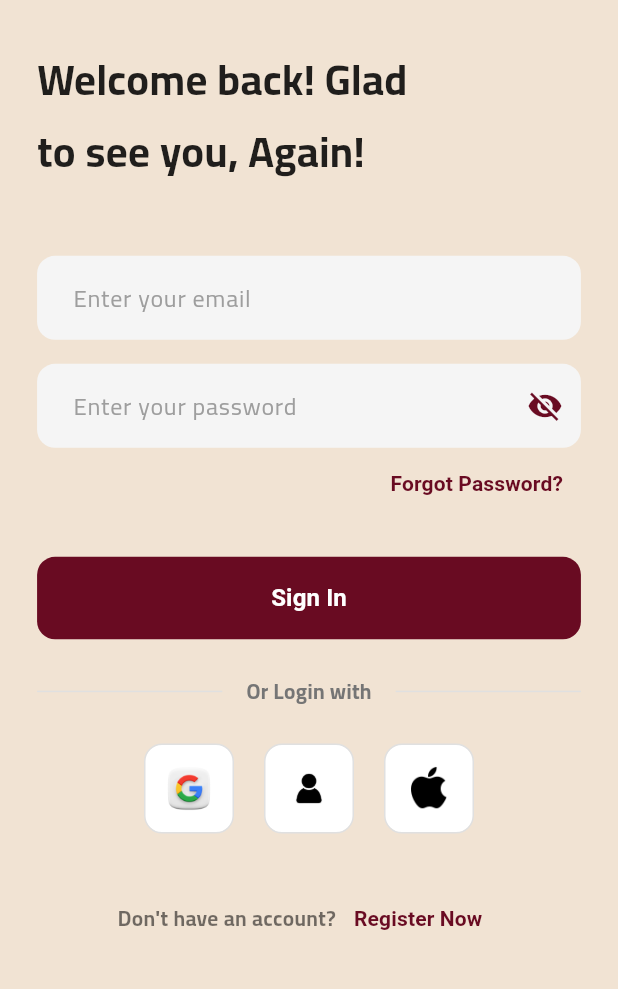
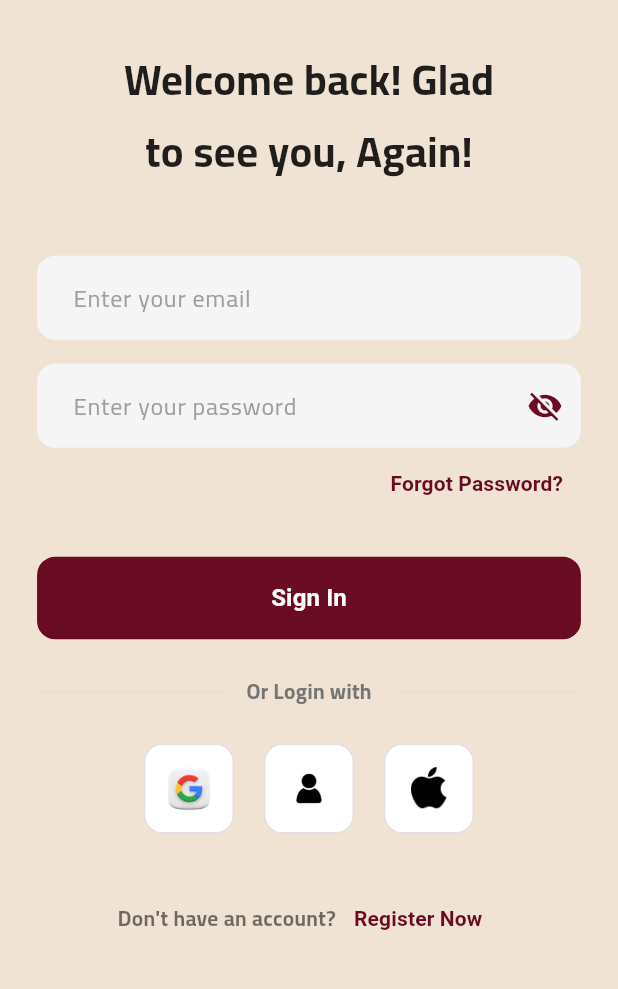
Before and after one commit to MosalahDJ/TradeLaw, a Flutter app: the screen it shows after launch, on a phone screen of 412 x 824 dp, the part 224-1213 px from its top. Run offline on Flutter 3.47's test engine with Material 3 defaults, Android fonts, the light colour scheme and no system bars; our stand-ins replace awesome_dialog, get, shared_preferences.

Commit message:
style(login_body): center welcome text for better alignment
The welcome text in the login page was aligned to the left, which looked inconsistent with the overall design. This change centers the text to improve visual alignment and consistency.

```diff
--- a/lib/features/view/auth/login page/widgets/login_body.dart
+++ b/lib/features/view/auth/login page/widgets/login_body.dart
@@ -37,7 +37,8 @@ class LoginBody extends StatelessWidget {
                 SizedBox(height: Sizeconfig.screenheight! * 0.04),
 
                 // Welcome Text
-                Text(
+                Center(
+                  child: Text(
                     "Welcome back! Glad".tr,
                     style: TextStyle(
                       fontSize: 28,
@@ -45,13 +46,16 @@ class LoginBody extends StatelessWidget {
                       color: Get.isDarkMode ? Colors.white : Colors.black87,
                     ),
                   ),
+                ),
                 SizedBox(height: 8),
-                Text(
+                Center(
+                  child: Text(
                     "to see you, Again!".tr,
                     style: TextStyle(
                       fontSize: 28,
                       fontWeight: FontWeight.bold,
                       color: Get.isDarkMode ? Colors.white : Colors.black87,
+                    ),
                   ),
                 ),
 
```
Lines whose indentation alone changed are shown as unchanged.
